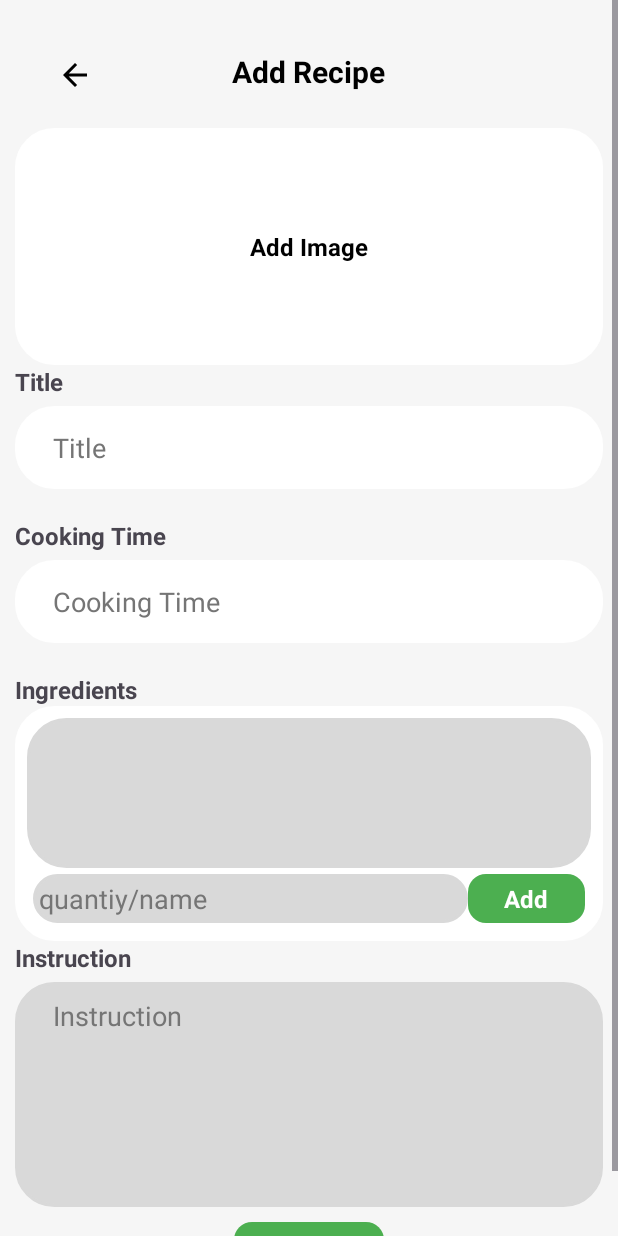
After one commit to tranduyloc895/FoodApp, an Android app: the AddRecipeActivity screen opened directly, with no data from a screen before it, on a phone screen of 412 x 824 dp. The commit adds this screen. Run offline under Robolectric (Android 15) with nearby library versions, the phone set to English and light mode, and no system bars; our stand-ins replace CircleImageView; pictures from the network do not load.

Commit message:
feature: add new recipe

```diff
--- a/app/src/main/AndroidManifest.xml
+++ b/app/src/main/AndroidManifest.xml
@@ -3,6 +3,7 @@
     xmlns:tools="http://schemas.android.com/tools">
 
     <uses-permission android:name="android.permission.INTERNET" />
+    <uses-permission android:name="android.permission.READ_MEDIA_VISUAL_USER_SELECTED" />
 
     <application
         android:allowBackup="true"
@@ -46,6 +47,9 @@
             android:name=".HomeActivity"
             android:exported="false" />
         <activity
+            android:name=".AddRecipeActivity"
+            android:exported="false" />
+        <activity
             android:name=".SignInActivity"
             android:exported="true">
             <intent-filter>
--- /dev/null
+++ b/app/src/main/java/adapter/IngredientsAdapter.java
@@ -0,0 +1,63 @@
+package adapter;
+
+import android.view.LayoutInflater;
+import android.view.View;
+import android.view.ViewGroup;
+import android.widget.Button;
+import android.widget.TextView;
+
+import androidx.annotation.NonNull;
+import androidx.recyclerview.widget.RecyclerView;
+
+import com.example.appfood.R;
+
+import java.util.List;
+
+public class IngredientsAdapter extends RecyclerView.Adapter<IngredientsAdapter.ViewHolder> {
+    private List<String> ingredientsList;
+    private OnIngredientDeleteListener deleteListener;
+
+    public IngredientsAdapter(List<String> ingredientsList, OnIngredientDeleteListener deleteListener) {
+        this.ingredientsList = ingredientsList;
+        this.deleteListener = deleteListener;
+    }
+
+    public interface OnIngredientDeleteListener {
+        void onIngredientDelete(int position);
+    }
+
+    @NonNull
+    @Override
+    public ViewHolder onCreateViewHolder(@NonNull ViewGroup parent, int viewType) {
+        View view = LayoutInflater.from(parent.getContext()).inflate(R.layout.rv_add_recipe_ingredients, parent, false);
+        return new ViewHolder(view);
+    }
+
+    @Override
+    public void onBindViewHolder(@NonNull ViewHolder holder, int position) {
+        String ingredient = ingredientsList.get(position);
+        holder.tvIngredient.setText(ingredient);
+
+        holder.btn_ingredient_delete.setOnClickListener(v -> {
+            if (deleteListener != null) {
+                deleteListener.onIngredientDelete(position);
+            }
+        });
+    }
+
+    @Override
+    public int getItemCount() {
+        return ingredientsList.size();
+    }
+
+    public static class ViewHolder extends RecyclerView.ViewHolder {
+        TextView tvIngredient;
+        Button btn_ingredient_delete;
+
+        public ViewHolder(@NonNull View itemView) {
+            super(itemView);
+            tvIngredient = itemView.findViewById(R.id.tv_ingredient_quantity_name);
+            btn_ingredient_delete = itemView.findViewById(R.id.btn_ingredient_delete);
+        }
+    }
+}
--- a/app/src/main/java/adapter/New_RecipeAdapter.java
+++ b/app/src/main/java/adapter/New_RecipeAdapter.java
@@ -22,7 +22,7 @@ import api.ModelResponse;
 public class New_RecipeAdapter extends RecyclerView.Adapter<New_RecipeAdapter.ViewHolder> {
     final private Context context;
     final private List<ModelResponse.RecipeResponse.Recipe> recipeList;
-    private OnRecipeClickListener listener;
+    final private OnRecipeClickListener listener;
 
     public interface OnRecipeClickListener {
         void onRecipeClick(String recipeId);
--- a/app/src/main/java/api/ApiService.java
+++ b/app/src/main/java/api/ApiService.java
@@ -1,5 +1,8 @@
 package api;
+import java.util.Map;
+
 import retrofit2.Call;
+import retrofit2.http.Body;
 import retrofit2.http.Field;
 import retrofit2.http.FormUrlEncoded;
 import retrofit2.http.GET;
@@ -72,17 +75,9 @@ public interface ApiService {
             @Field("confirmNewPassword") String confirmNewPassword
     );
 
-
     @GET("recipes/get-recipe-latest/")
     Call<ModelResponse.RecipeResponse> getRecipeLatest(
             @Header("Authorization") String token
-    );
-
-
-    @GET("recipes/get-recipe-rating/")
-    Call<ModelResponse.AverageRatingResponse> getRecipeRating(
-            @Header("Authorization") String token,
-            @Query("id") String recipeId
     );
 
     @GET("recipes/get-recipe-id/")
@@ -121,4 +116,9 @@ public interface ApiService {
             @Field("commentId") String commentId
     );
 
+    @POST("recipes/add-recipe/")
+    Call<ModelResponse.RecipeResponse> addRecipe(
+            @retrofit2.http.Header("Authorization") String token,
+            @Body Map<String, Object> recipeData
+    );
 }
--- /dev/null
+++ b/app/src/main/java/com/example/appfood/AddRecipeActivity.java
@@ -0,0 +1,167 @@
+package com.example.appfood;
+
+import android.content.Intent;
+import android.net.Uri;
+import android.os.Build;
+import android.os.Bundle;
+import android.widget.EditText;
+import android.widget.ImageButton;
+import android.widget.ImageView;
+import android.widget.Toast;
+
+import androidx.activity.result.contract.ActivityResultContracts;
+import androidx.appcompat.app.AppCompatActivity;
+import androidx.recyclerview.widget.LinearLayoutManager;
+import androidx.recyclerview.widget.RecyclerView;
+
+import com.google.gson.Gson;
+
+import java.util.ArrayList;
+import java.util.HashMap;
+import java.util.List;
+import java.util.Map;
+
+import adapter.IngredientsAdapter;
+import api.ApiService;
+import api.ModelResponse;
+import api.RetrofitClient;
+import retrofit2.Call;
+import retrofit2.Callback;
+import retrofit2.Response;
+
+public class AddRecipeActivity extends AppCompatActivity {
+
+    private EditText etTitle, etInstructions, etTime;
+    private RecyclerView rvIngredients;
+    private IngredientsAdapter ingredientsAdapter;
+    private List<String> ingredientsList = new ArrayList<>();
+    private String token;
+    private ImageView ivRecipeImage;
+    private Uri imageUri;
+
+    @Override
+    protected void onCreate(Bundle savedInstanceState) {
+        super.onCreate(savedInstanceState);
+        setContentView(R.layout.activity_add_recipe);
+
+        initViews();
+
+        // Nhận token từ HomeActivity
+        token = getIntent().getStringExtra("token");
+
+        if (token == null || token.isEmpty()) {
+            Toast.makeText(this, "Token is missing!", Toast.LENGTH_SHORT).show();
+        }
+
+        initRecyclerView();
+        setupAddIngredientButton();
+        setupSubmitRecipeButton();
+        setupImageSelection();
+    }
+
+    private void initViews() {
+        etTitle = findViewById(R.id.et_add_recipe_name);
+        etInstructions = findViewById(R.id.et_add_recipe_instruction);
+        rvIngredients = findViewById(R.id.rv_add_recipe_ingredients);
+        etTime = findViewById(R.id.et_add_recipe_time);
+        ivRecipeImage = findViewById(R.id.iv_add_recipe_image);
+    }
+
+    private void initRecyclerView() {
+        ingredientsAdapter = new IngredientsAdapter(ingredientsList, position -> {
+            ingredientsList.remove(position);
+            ingredientsAdapter.notifyItemRemoved(position);
+        });
+        rvIngredients.setLayoutManager(new LinearLayoutManager(this));
+        rvIngredients.setAdapter(ingredientsAdapter);
+    }
+
+    private void setupAddIngredientButton() {
+        ImageButton ibAddIngredients = findViewById(R.id.ib_add_ingredients);
+        EditText etQuantityName = findViewById(R.id.et_quantity_name);
+
+        ibAddIngredients.setOnClickListener(view -> {
+            String ingredient = etQuantityName.getText().toString();
+            if (!ingredient.isEmpty()) {
+                ingredientsList.add(ingredient);
+                ingredientsAdapter.notifyDataSetChanged();
+                etQuantityName.setText("");
+            }
+        });
+    }
+
+    private void setupSubmitRecipeButton() {
+        ImageButton btnAddRecipe = findViewById(R.id.ib_finish);
+        btnAddRecipe.setOnClickListener(view -> {
+            if (token != null && !token.isEmpty()) {
+                submitRecipe(token);
+            } else {
+                Toast.makeText(this, "Token is missing!", Toast.LENGTH_SHORT).show();
+            }
+        });
+    }
+
+    private void setupImageSelection() {
+        findViewById(R.id.fl_add_recipe_image).setOnClickListener(v -> openGallery());
+    }
+
+    private void openGallery() {
+        if (Build.VERSION.SDK_INT >= Build.VERSION_CODES.TIRAMISU) {
+            Intent intent = new Intent(android.provider.MediaStore.ACTION_PICK_IMAGES);
+            imagePicker.launch(intent);
+        } else {
+            Intent intent = new Intent(Intent.ACTION_PICK);
+            intent.setType("image/*");
+            imagePicker.launch(intent);
+        }
+    }
+
+    private final androidx.activity.result.ActivityResultLauncher<Intent> imagePicker =
+            registerForActivityResult(new ActivityResultContracts.StartActivityForResult(), result -> {
+                if (result.getResultCode() == RESULT_OK && result.getData() != null) {
+                    imageUri = result.getData().getData();
+                    ivRecipeImage.setImageURI(imageUri);
+                }
+            });
+
+    private void submitRecipe(String token) {
+        String title = etTitle.getText().toString().trim();
+        String time = etTime.getText().toString().trim();
+        String imageUrl = (imageUri != null) ? imageUri.toString() : "";
+
+        if (title.isEmpty() || ingredientsList.isEmpty() || etInstructions.getText().toString().trim().isEmpty() || imageUrl.isEmpty()) {
+            Toast.makeText(this, "Vui lòng điền đầy đủ thông tin!", Toast.LENGTH_SHORT).show();
+            return;
+        }
+
+        String ingredientsJson = new Gson().toJson(ingredientsList);
+        String instructionsJson = new Gson().toJson(etInstructions.getText().toString().trim().split("\\n"));
+
+        Map<String, Object> recipeData = new HashMap<>();
+        recipeData.put("title", title);
+        recipeData.put("ingredients", new Gson().fromJson(ingredientsJson, List.class));
+        recipeData.put("instructions", new Gson().fromJson(instructionsJson, List.class));
+        recipeData.put("time", time);
+        recipeData.put("image_url", imageUrl);
+
+        ApiService apiService = RetrofitClient.getApiService();
+        Call<ModelResponse.RecipeResponse> call = apiService.addRecipe("Bearer " + token, recipeData);
+
+        call.enqueue(new Callback<ModelResponse.RecipeResponse>() {
+            @Override
+            public void onResponse(Call<ModelResponse.RecipeResponse> call, Response<ModelResponse.RecipeResponse> response) {
+                if (response.isSuccessful()) {
+                    Toast.makeText(AddRecipeActivity.this, "Thêm công thức thành công!", Toast.LENGTH_SHORT).show();
+                    finish();
+                } else {
+                    Toast.makeText(AddRecipeActivity.this, "Lỗi khi thêm công thức: " + response.message(), Toast.LENGTH_SHORT).show();
+                }
+            }
+
+            @Override
+            public void onFailure(Call<ModelResponse.RecipeResponse> call, Throwable t) {
+                Toast.makeText(AddRecipeActivity.this, "Lỗi: " + t.getMessage(), Toast.LENGTH_SHORT).show();
+            }
+        });
+    }
+}
--- a/app/src/main/res/anim/vertical_marquee.xml
+++ b/app/src/main/res/anim/vertical_marquee.xml
@@ -2,6 +2,6 @@
 <translate xmlns:android="http://schemas.android.com/apk/res/android"
     android:fromYDelta="100%"
     android:toYDelta="-100%"
-    android:duration="7500"
+    android:duration="5000"
     android:repeatCount="infinite"
     android:interpolator="@android:anim/linear_interpolator"/>
--- /dev/null
+++ b/app/src/main/res/layout/activity_add_recipe.xml
@@ -0,0 +1,261 @@
+<?xml version="1.0" encoding="utf-8"?>
+<ScrollView
+    xmlns:android="http://schemas.android.com/apk/res/android"
+    android:layout_width="match_parent"
+    android:layout_height="match_parent"
+    android:fillViewport="true">
+
+    <LinearLayout
+        android:layout_width="match_parent"
+        android:layout_height="wrap_content"
+        xmlns:app="http://schemas.android.com/apk/res-auto"
+        android:padding="10dp"
+        android:orientation="vertical"
+        android:background="@color/background_home">
+
+        <FrameLayout
+            android:id="@+id/fl_add_recipe_top"
+            android:layout_width="match_parent"
+            android:layout_height="75dp"
+            android:orientation="horizontal">
+
+            <ImageButton
+                android:id="@+id/ib_add_recip_back"
+                android:layout_width="48dp"
+                android:layout_height="48dp"
+                android:layout_marginStart="16dp"
+                android:layout_marginTop="16dp"
+                android:background="?attr/selectableItemBackgroundBorderless"
+                android:contentDescription="Back"
+                android:src="@drawable/ic_back"
+                app:layout_constraintStart_toStartOf="parent"
+                app:layout_constraintTop_toTopOf="parent" />
+
+            <TextView
+                android:id="@+id/tv_add_recipe_title"
+                android:layout_width="wrap_content"
+                android:layout_height="match_parent"
+                android:gravity="center"
+                android:text="Add Recipe"
+                android:layout_gravity="center_horizontal"
+                android:textColor="@color/black"
+                android:textSize="20sp"
+                android:textStyle="bold"/>
+        </FrameLayout>
+
+        <FrameLayout
+            android:id="@+id/fl_add_recipe_image"
+            android:layout_width="match_parent"
+            android:layout_height="wrap_content"
+            android:clickable="true"
+            android:focusable="true"
+            android:orientation="horizontal"
+            android:layout_gravity="center"
+            android:background="@drawable/rounded_linear">
+
+            <ImageView
+                android:id="@+id/iv_add_recipe_image"
+                android:layout_width="match_parent"
+                android:layout_height="150dp"
+                android:contentDescription="Recipe Image">
+            </ImageView>
+
+            <TextView
+                android:id="@+id/tv_add_recipe_image"
+                android:layout_width="wrap_content"
+                android:layout_height="wrap_content"
+                android:layout_gravity="center"
+                android:text="Add Image"
+                android:textColor="@color/black"
+                android:textSize="16sp"
+                android:textStyle="bold"/>
+        </FrameLayout>
+
+        <LinearLayout
+            android:id="@+id/ll_add_recipe_details"
+            android:layout_width="match_parent"
+            android:layout_height="wrap_content"
+            android:orientation="vertical">
+
+            <TextView
+                android:id="@+id/tv_add_recipe_name"
+                android:layout_width="wrap_content"
+                android:layout_height="wrap_content"
+                android:text="Title"
+                android:textSize="16sp"
+                android:textStyle="bold">
+            </TextView>
+
+            <EditText
+                android:id="@+id/et_add_recipe_name"
+                android:layout_width="match_parent"
+                android:layout_height="55dp"
+                android:hint="Title"
+                android:background="@drawable/rounded_textview"
+                android:padding="10dp"
+                android:textColorHint="@color/gray"
+                android:paddingStart="25dp"
+                android:paddingEnd="25dp"
+                android:gravity="start|center"
+                android:layout_marginTop="5dp"
+                android:layout_marginBottom="20dp">
+            </EditText>
+
+            <TextView
+                android:id="@+id/tv_add_recipe_time"
+                android:layout_width="wrap_content"
+                android:layout_height="wrap_content"
+                android:text="Cooking Time"
+                android:textSize="16sp"
+                android:textStyle="bold">
+            </TextView>
+
+            <EditText
+                android:id="@+id/et_add_recipe_time"
+                android:layout_width="match_parent"
+                android:layout_height="55dp"
+                android:hint="Cooking Time"
+                android:background="@drawable/rounded_textview"
+                android:padding="10dp"
+                android:textColorHint="@color/gray"
+                android:paddingStart="25dp"
+                android:paddingEnd="25dp"
+                android:gravity="start|center"
+                android:layout_marginTop="5dp"
+                android:layout_marginBottom="20dp">
+            </EditText>
+
+            <TextView
+                android:id="@+id/tv_add_recipe_ingredients"
+                android:layout_width="wrap_content"
+                android:layout_height="wrap_content"
+                android:text="Ingredients"
+                android:textSize="16sp"
+                android:textStyle="bold">
+            </TextView>
+
+            <LinearLayout
+                android:orientation="vertical"
+                android:layout_width="match_parent"
+                android:layout_height="match_parent"
+                android:padding="8dp"
+                android:background="@drawable/rounded_linear">
+
+                <androidx.recyclerview.widget.RecyclerView
+                    android:id="@+id/rv_add_recipe_ingredients"
+                    android:orientation="vertical"
+                    android:layout_width="match_parent"
+                    android:layout_height="100dp"
+                    android:background="@drawable/rounded_linear"
+                    android:backgroundTint="@color/gray_light">
+                </androidx.recyclerview.widget.RecyclerView>
+
+                <LinearLayout
+                    android:id="@+id/ll_add_recipe_ingredients"
+                    android:layout_width="match_parent"
+                    android:layout_height="wrap_content"
+                    android:orientation="horizontal"
+                    android:background="@drawable/rounded_linear">
+
+                    <EditText
+                        android:id="@+id/et_quantity_name"
+                        android:layout_width="0dp"
+                        android:layout_height="wrap_content"
+                        android:layout_weight="6"
+                        android:hint="quantiy/name"
+                        android:textColorHint="@color/gray"
+                        android:background="@drawable/rounded_linear"
+                        android:backgroundTint="@color/gray_light">
+                    </EditText>
+
+                    <FrameLayout
+                        android:id="@+id/fl_add_ingredients_button"
+                        android:layout_width="wrap_content"
+                        android:layout_height="match_parent"
+                        android:layout_weight="1">
+
+                        <ImageButton
+                            android:id="@+id/ib_add_ingredients"
+                            android:layout_width="match_parent"
+                            android:layout_height="match_parent"
+                            android:background="@drawable/rounded_button_background"
+                            android:backgroundTint="@color/green"
+                            android:gravity="center">
+                        </ImageButton>
+
+                        <TextView
+                            android:id="@+id/tv_add_ingredients"
+                            android:layout_width="wrap_content"
+                            android:layout_height="wrap_content"
+                            android:layout_gravity="center"
+                            android:gravity="center"
+                            android:text="Add"
+                            android:textColor="@color/white"
+                            android:textSize="16sp"
+                            android:textStyle="bold">
+                        </TextView>
+                    </FrameLayout>
+                </LinearLayout>
+            </LinearLayout>
+
+            <TextView
+                android:id="@+id/tv_add_recipe_instruction"
+                android:layout_width="wrap_content"
+                android:layout_height="wrap_content"
+                android:text="Instruction"
+                android:textSize="16sp"
+                android:textStyle="bold">
+            </TextView>
+
+            <EditText
+                android:id="@+id/et_add_recipe_instruction"
+                android:layout_width="match_parent"
+                android:layout_height="150dp"
+                android:hint="Instruction"
+                android:scrollbars="vertical"
+                android:background="@drawable/rounded_textview"
+                android:padding="10dp"
+                android:textColorHint="@color/gray"
+                android:paddingStart="25dp"
+                android:paddingEnd="25dp"
+                android:gravity="start|top"
+                android:layout_marginTop="5dp"
+                android:backgroundTint="@color/gray_light"
+                android:overScrollMode="always"
+                android:scrollHorizontally="false"
+                android:maxLines="10"
+                android:inputType="textMultiLine"
+                android:focusable="true">
+            </EditText>
+
+            <FrameLayout
+                android:id="@+id/fl_add_finish_button"
+                android:layout_width="wrap_content"
+                android:layout_height="wrap_content"
+                android:layout_gravity="center"
+                android:paddingTop="10dp">
+
+                <ImageButton
+                    android:id="@+id/ib_finish"
+                    android:layout_width="100dp"
+                    android:layout_height="45dp"
+                    android:background="@drawable/rounded_button_background"
+                    android:backgroundTint="@color/green"
+                    android:gravity="center">
+                </ImageButton>
+
+                <TextView
+                    android:id="@+id/tv_finish"
+                    android:layout_width="wrap_content"
+                    android:layout_height="wrap_content"
+                    android:layout_gravity="center"
+                    android:gravity="center"
+                    android:text="Finish"
+                    android:textColor="@color/white"
+                    android:textSize="16sp"
+                    android:textStyle="bold">
+                </TextView>
+            </FrameLayout>
+        </LinearLayout>
+    </LinearLayout>
+</ScrollView>
--- a/app/src/main/res/layout/rv_common_recipe.xml
+++ b/app/src/main/res/layout/rv_common_recipe.xml
@@ -71,20 +71,21 @@
                 <LinearLayout
                     android:id="@+id/ll_recipe_name_common"
                     android:layout_width="match_parent"
-                    android:layout_height="wrap_content"
+                    android:layout_height="100dp"
                     android:layout_marginTop="180dp"
                     android:gravity="top|center_horizontal">
 
                     <TextView
                         android:id="@+id/tv_recipe_name_common"
                         android:layout_width="match_parent"
-                        android:layout_height="match_parent"
+                        android:layout_height="wrap_content"
                         android:background="@drawable/rounded_textview"
                         android:clickable="true"
                         android:ellipsize="none"
                         android:focusable="true"
                         android:focusableInTouchMode="true"
                         android:gravity="center"
+                        android:layout_gravity="center"
                         android:paddingTop="2dp"
                         android:text="Recipe Name"
                         android:textSize="20sp"
--- a/app/src/main/res/values/colors.xml
+++ b/app/src/main/res/values/colors.xml
@@ -12,6 +12,8 @@
     <color name="orange_light">#FFE1B3</color>
     <color name="primary">#00C853</color>
     <color name="gray">#757575</color>
+    <color name="gray_light">#D9D9D9</color>
+    <color name="pink_light">#FFF2F4</color>
 
     <!-- Like button colors -->
     <color name="likeActive">#4CAF50</color>
```
Also changed, not shown: app/src/main/java/adapter/Common_RecipeAdapter.java (+19 -7 lines), app/src/main/java/api/ModelResponse.java (+0 -32 lines), app/src/main/java/com/example/appfood/HomeActivity.java (+17 -0 lines), app/src/main/java/fragment/HomeFragment.java (+10 -1 lines), app/src/main/res/layout/fragment_home.xml (+8 -6 lines), app/src/main/res/layout/rv_add_recipe_ingredients.xml (added, +35 -0 lines).
